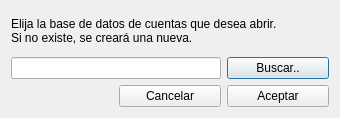
This is localdatabasedialog.ui in emepetres/Six-of-Spades as Qt 5 draws it before an edit. The edited form follows.
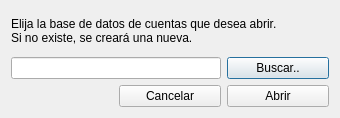
This is the edited form.

What changed in the file:
```diff
--- a/localdatabasedialog.ui
+++ b/localdatabasedialog.ui
@@ -32,7 +32,7 @@
    <item row="4" column="2">
     <widget class="QPushButton" name="acceptButton">
      <property name="text">
-      <string>Aceptar</string>
+      <string>Abrir</string>
      </property>
     </widget>
    </item>
```
